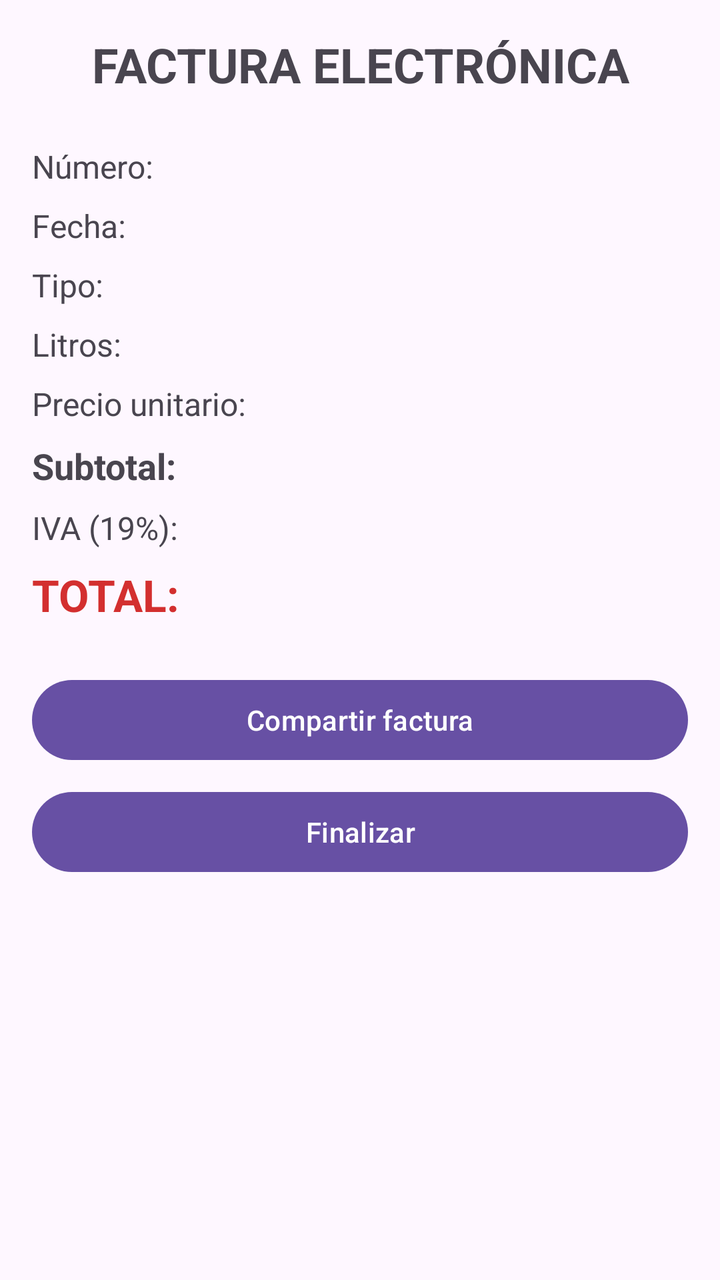
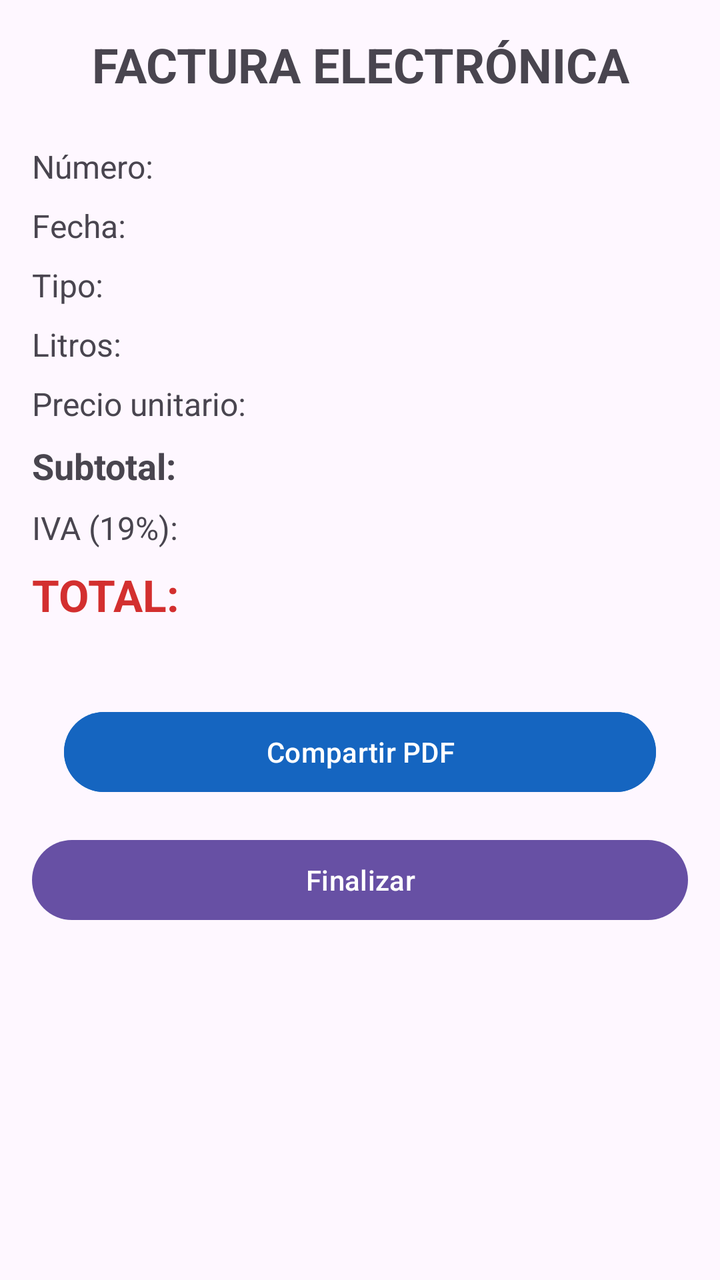

Before-and-after screenshots of an Android layout around one commit, followed by the original layout XML and the change that was made.
<!-- AndroidManifest.xml: application theme Theme.StationAdviser -->
<!-- res/layout/activity_factura_electronica.xml -->
<?xml version="1.0" encoding="utf-8"?>
<ScrollView xmlns:android="http://schemas.android.com/apk/res/android"
    android:layout_width="match_parent"
    android:layout_height="match_parent"
    android:padding="16dp">

    <LinearLayout
        android:layout_width="match_parent"
        android:layout_height="wrap_content"
        android:orientation="vertical">

        <TextView
            android:layout_width="match_parent"
            android:layout_height="wrap_content"
            android:text="FACTURA ELECTRÓNICA"
            android:textSize="24sp"
            android:textStyle="bold"
            android:gravity="center"
            android:layout_marginBottom="24dp" />

        <TextView
            android:id="@+id/tvNumeroFactura"
            android:layout_width="match_parent"
            android:layout_height="wrap_content"
            android:text="Número: "
            android:textSize="16sp"
            android:layout_marginBottom="8dp" />

        <TextView
            android:id="@+id/tvFecha"
            android:layout_width="match_parent"
            android:layout_height="wrap_content"
            android:text="Fecha: "
            android:textSize="16sp"
            android:layout_marginBottom="8dp" />

        <TextView
            android:id="@+id/tvTipoCombustible"
            android:layout_width="match_parent"
            android:layout_height="wrap_content"
            android:text="Tipo: "
            android:textSize="16sp"
            android:layout_marginBottom="8dp" />

        <TextView
            android:id="@+id/tvLitros"
            android:layout_width="match_parent"
            android:layout_height="wrap_content"
            android:text="Litros: "
            android:textSize="16sp"
            android:layout_marginBottom="8dp" />

        <TextView
            android:id="@+id/tvPrecioUnitario"
            android:layout_width="match_parent"
            android:layout_height="wrap_content"
            android:text="Precio unitario: "
            android:textSize="16sp"
            android:layout_marginBottom="8dp" />

        <TextView
            android:id="@+id/tvSubtotal"
            android:layout_width="match_parent"
            android:layout_height="wrap_content"
            android:text="Subtotal: "
            android:textSize="18sp"
            android:textStyle="bold"
            android:layout_marginBottom="8dp" />

        <TextView
            android:id="@+id/tvIva"
            android:layout_width="match_parent"
            android:layout_height="wrap_content"
            android:text="IVA (19%): "
            android:textSize="16sp"
            android:layout_marginBottom="8dp" />

        <TextView
            android:id="@+id/tvTotal"
            android:layout_width="match_parent"
            android:layout_height="wrap_content"
            android:text="TOTAL: "
            android:textSize="22sp"
            android:textStyle="bold"
            android:textColor="#D32F2F"
            android:layout_marginBottom="24dp" />

        <Button
            android:id="@+id/btnCompartir"
            android:layout_width="match_parent"
            android:layout_height="wrap_content"
            android:text="Compartir factura"
            android:layout_marginBottom="8dp" />

        <Button
            android:id="@+id/btnFinalizar"
            android:layout_width="match_parent"
            android:layout_height="wrap_content"
            android:text="Finalizar" />

    </LinearLayout>
</ScrollView>
<!-- resources referenced by this layout -->
<resources>
  <style name="Theme.StationAdviser" parent="Base.Theme.StationAdviser" />
  <style name="Base.Theme.StationAdviser" parent="Theme.Material3.DayNight.NoActionBar">
          
          
      </style>
</resources>

<!-- the commit's change to res/layout/activity_factura_electronica.xml (unified diff, before → after) -->
@@ -84,13 +84,15 @@
             android:textStyle="bold"
             android:textColor="#D32F2F"
             android:layout_marginBottom="24dp" />
-
         <Button
-            android:id="@+id/btnCompartir"
+            android:id="@+id/buttonCompartirPdf"
             android:layout_width="match_parent"
             android:layout_height="wrap_content"
-            android:text="Compartir factura"
-            android:layout_marginBottom="8dp" />
+            android:text="Compartir PDF"
+            android:backgroundTint="#1565C0"
+            android:textColor="@android:color/white"
+            android:layout_margin="16dp" />
+
 
         <Button
             android:id="@+id/btnFinalizar"
